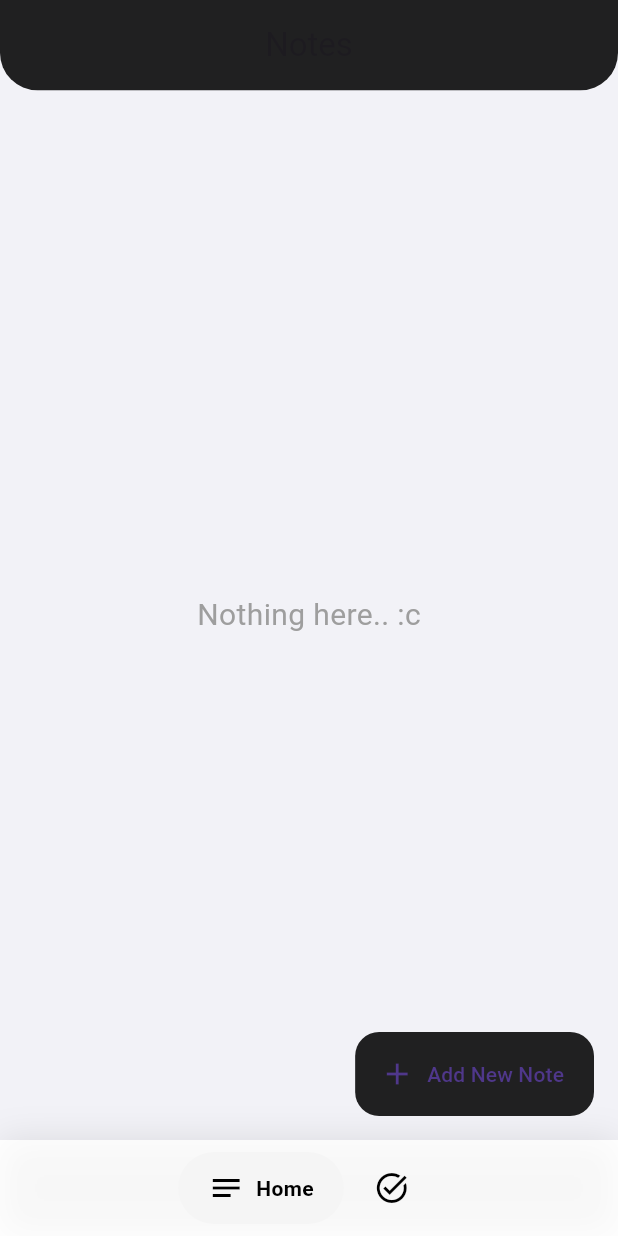
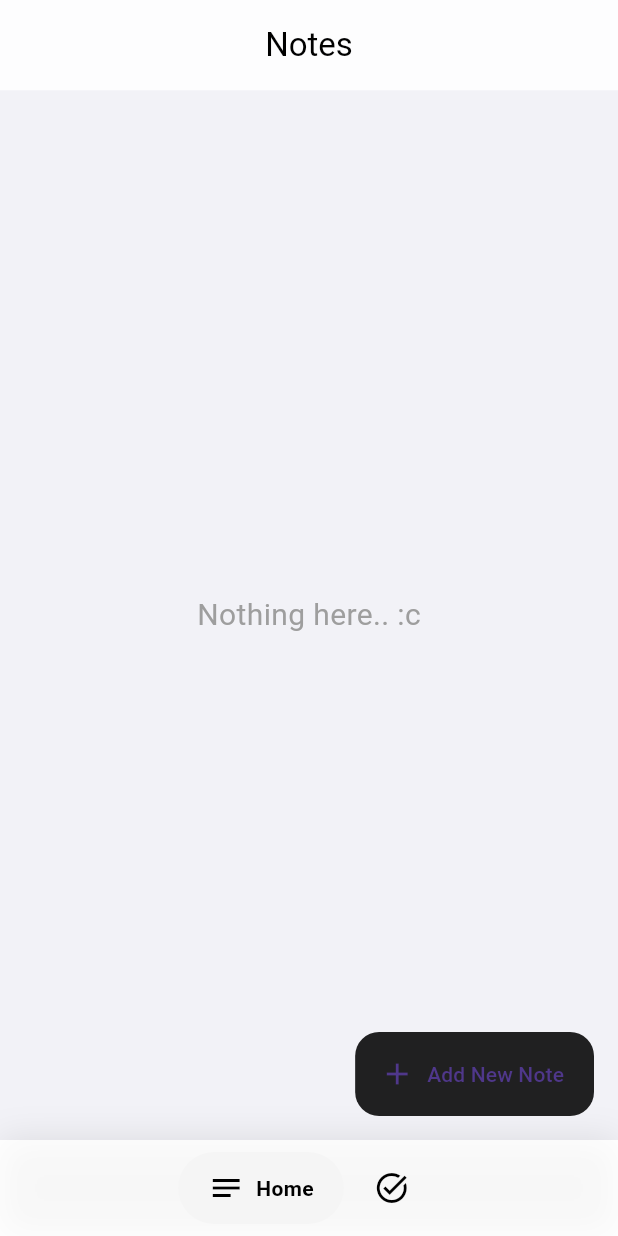
Before and after one commit to Hidd33n/notesandtask, a Flutter app: the screen it shows after launch, on a phone screen of 412 x 824 dp. Run offline on Flutter 3.47's test engine with Material 3 defaults, Android fonts, the phone set to English and light mode, and no system bars; drawn by our look-alikes of google_nav_bar; our stand-ins replace flutter_slidable, hive, hive_flutter; missing offline and left inert: flutter_quill; accounts and stored records are empty.

Commit message:
Fixs notes error and new appbar style

```diff
--- a/lib/pages/homepage.dart
+++ b/lib/pages/homepage.dart
@@ -16,7 +16,7 @@ class HomePage extends StatefulWidget {
 class _HomePageState extends State<HomePage> {
   void initState() {
     super.initState();
-  Provider.of<NoteData>(context, listen: false).initializeNotes();
+    // Provider.of<NoteData>(context, listen: false).initializeNotes();
   }
 
 //Crear nota
@@ -24,28 +24,29 @@ void createNewNote() {
     //Nuevo ID
     int id = Provider.of<NoteData>(context, listen: false).getAllNotes().length;
     //Crear nota
-  Note newNote = Note(id: id,
+    Note newNote = Note(
+      id: id,
       text: '',
     );
     //Editar Nota
     goToNotePage(newNote, true);
   }
+
 //Go to note page
-void goToNotePage(Note note, bool isNewNote){
+  void goToNotePage(Note note, bool isNewNote) {
     Navigator.push(
         context,
         MaterialPageRoute(
             builder: ((context) => EditNotePage(
                   note: note,
-    IsNewNote: isNewNote,))));
+                  IsNewNote: isNewNote,
+                ))));
   }
+
 //Eliminar Nota
   void deleteNote(Note note) {
     Provider.of<NoteData>(context, listen: false).deleteNote(note);
   }
-
-
-
 
   @override
   Widget build(BuildContext context) {
@@ -53,18 +54,16 @@ void deleteNote(Note note) {
         builder: (context, value, child) => Scaffold(
             backgroundColor: CupertinoColors.systemGroupedBackground,
             appBar: AppBar(
-        title: const Text('Notes') ,
+              title: const Text(
+                'Notes',
+                style: TextStyle(color: Colors.black),
+              ),
               titleSpacing: 00.0,
               centerTitle: true,
               toolbarHeight: 60.2,
               toolbarOpacity: 0.8,
-        shape: const RoundedRectangleBorder(
-          borderRadius: BorderRadius.only(
-              bottomRight: Radius.circular(25),
-              bottomLeft: Radius.circular(25)),
-        ),
-        elevation: 0.00,
-        backgroundColor: Colors.black87,
+              elevation: 0.20,
+              backgroundColor: Colors.white,
             ),
             floatingActionButton: FloatingActionButton.extended(
               onPressed: createNewNote,
@@ -89,18 +88,17 @@ void deleteNote(Note note) {
                           value.getAllNotes().length,
                           (index) => CupertinoListTile(
                             title: Text(value.getAllNotes()[index].text),
-                onTap: () => goToNotePage(value.getAllNotes()[index], false),
+                            onTap: () =>
+                                goToNotePage(value.getAllNotes()[index], false),
                             trailing: IconButton(
                               icon: Icon(Icons.delete),
-                  onPressed: () => deleteNote(value.getAllNotes()[index]),
+                              onPressed: () =>
+                                  deleteNote(value.getAllNotes()[index]),
                             ),
                           ),
                         ),
                       ),
               ],
-)
-
-    )
-    );
+            )));
   }
 }
```
Also changed, not shown: lib/data/taskhive_db.dart (+4 -12 lines), lib/pages/editnotepage.dart (+32 -25 lines), lib/pages/taskpage.dart (+18 -24 lines). Lines whose indentation alone changed are shown as unchanged.
